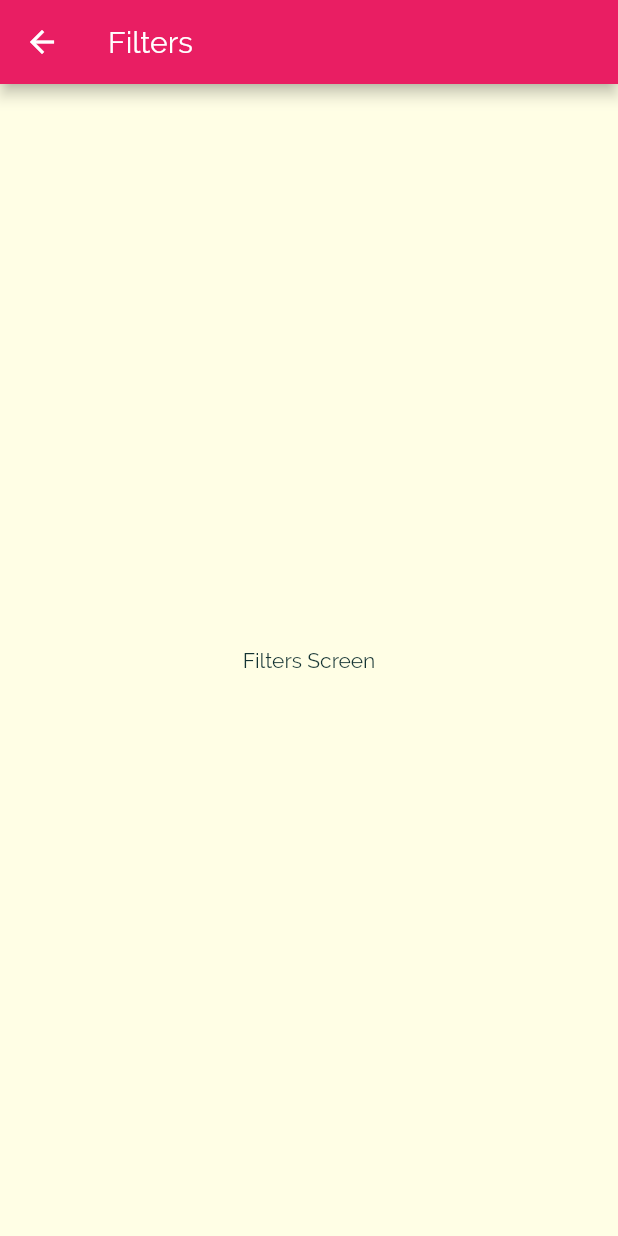
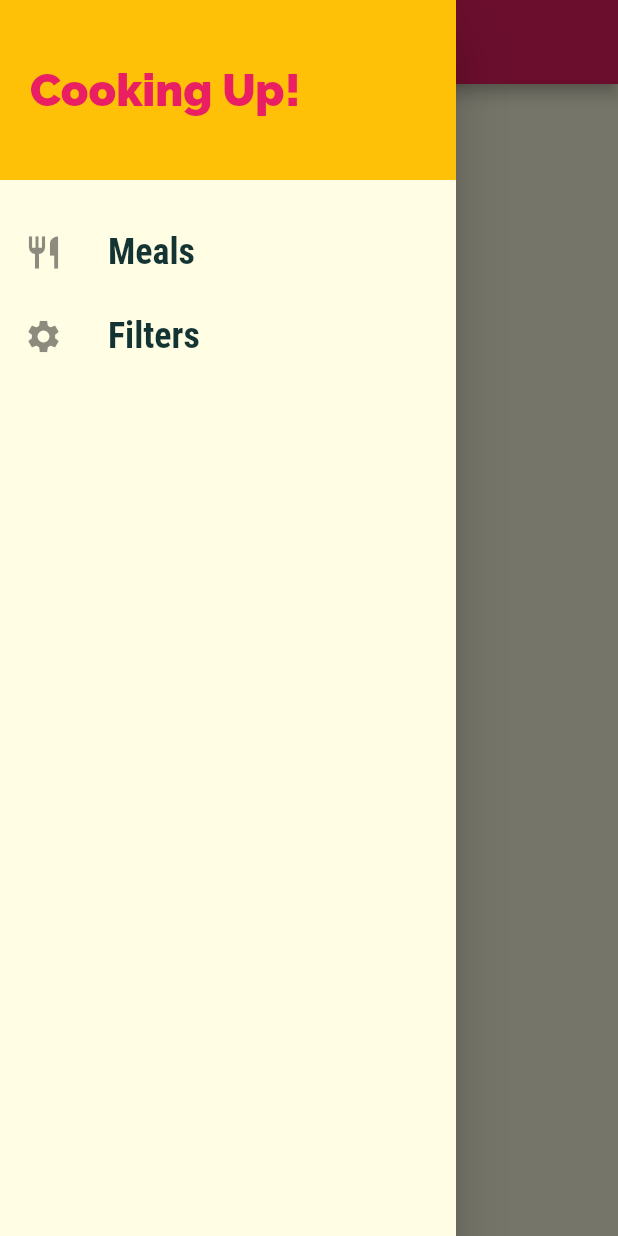
Before and after one commit to Isaacobuya5/meals_mobile_app, a Flutter app: the Filters screen opened by its route, with the side drawer open (before the commit the screen has no drawer), on a phone screen of 412 x 824 dp. Run offline on Flutter 3.47's test engine with Material 2 defaults, Android fonts, the phone set to English and light mode, and no system bars.

Commit message:
ereplace links in main drawer with pushReplacementNamed to replace pages

```diff
--- a/lib/screens/filters.dart
+++ b/lib/screens/filters.dart
@@ -1,14 +1,17 @@
 import 'package:flutter/material.dart';
+import './main_drawer.dart';
 
 class Filters extends StatelessWidget {
 
   static const routeName = '/filters';
+
   @override
   Widget build(BuildContext context) {
     return Scaffold(
       appBar: AppBar(
         title: Text('Filters')
       ),
+      drawer: MainDrawer(),
         body: Center(
         child: Text('Filters Screen')
       ),
--- a/lib/screens/main_drawer.dart
+++ b/lib/screens/main_drawer.dart
@@ -36,12 +36,12 @@ class MainDrawer extends StatelessWidget {
           _buildListTile(
             'Meals',
             Icons.restaurant,
-            () => Navigator.of(context).pushNamed('/')
+            () => Navigator.of(context).pushReplacementNamed('/')
             ),
           _buildListTile(
             'Filters',
             Icons.settings,
-            () => Navigator.of(context).pushNamed(Filters.routeName)
+            () => Navigator.of(context).pushReplacementNamed(Filters.routeName)
             )
       ],)
     );
```
